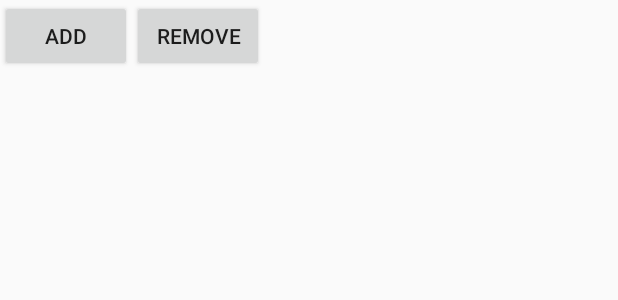
After one commit to ysera34/android-levelup-textbook, an Android app: the layout activity_home.xml on its own in the app's theme, with its tools: preview values and no code run, on a phone screen of 412 x 824 dp. The commit adds this screen. Shown: the top 300 px of the screen. Run offline under Robolectric (Android 15) with nearby library versions, the phone set to English and light mode, and no system bars.

Commit message:
dynamic fragment

```diff
--- a/Chapter02/Fragment/app/src/main/AndroidManifest.xml
+++ b/Chapter02/Fragment/app/src/main/AndroidManifest.xml
@@ -15,6 +15,7 @@
                 <category android:name="android.intent.category.LAUNCHER"/>
             </intent-filter>
         </activity>
+        <activity android:name=".HomeActivity"/>
     </application>
 
 </manifest>
--- a/Chapter02/Fragment/app/src/main/java/com/android/sample/fragment/MainActivity.java
+++ b/Chapter02/Fragment/app/src/main/java/com/android/sample/fragment/MainActivity.java
@@ -1,7 +1,8 @@
 package com.android.sample.fragment;
 
+import android.content.Intent;
+import android.os.Bundle;
 import android.support.v7.app.AppCompatActivity;
-import android.os.Bundle;
 import android.widget.Toast;
 
 public class MainActivity extends AppCompatActivity
@@ -16,5 +17,7 @@ public class MainActivity extends AppCompatActivity
     @Override
     public void onFragmentInteraction() {
         Toast.makeText(getApplicationContext(), "button clicked", Toast.LENGTH_SHORT).show();
+
+        startActivity(new Intent(getApplicationContext(), HomeActivity.class));
     }
 }
--- /dev/null
+++ b/Chapter02/Fragment/app/src/main/res/layout/activity_home.xml
@@ -0,0 +1,28 @@
+<?xml version="1.0" encoding="utf-8"?>
+<LinearLayout xmlns:android="http://schemas.android.com/apk/res/android"
+              android:id="@+id/fragment_container"
+              android:orientation="vertical"
+              android:layout_width="match_parent"
+              android:layout_height="match_parent">
+
+    <LinearLayout
+        android:layout_width="match_parent"
+        android:layout_height="wrap_content"
+        android:orientation="horizontal">
+
+        <Button
+            android:id="@+id/add_button"
+            android:layout_width="wrap_content"
+            android:layout_height="wrap_content"
+            android:text="add"/>
+
+        <Button
+            android:id="@+id/remove_button"
+            android:layout_width="wrap_content"
+            android:layout_height="wrap_content"
+            android:text="remove"/>
+
+    </LinearLayout>
+
+
+</LinearLayout>
```
Also changed, not shown: Chapter02/Fragment/app/src/main/java/com/android/sample/fragment/HomeActivity.java (added, +44 -0 lines), Chapter02/Fragment/app/src/main/java/com/android/sample/fragment/HomeFragment.java (added, +62 -0 lines), Chapter02/Fragment/app/src/main/res/layout/fragment_home.xml (added, +13 -0 lines).
